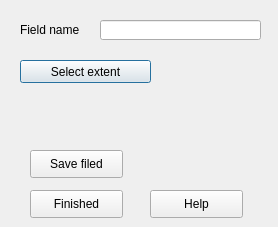
Above: widgets/add_field_base.ui from axelande/geodatafarm3 before the change. Below: the same form after it.
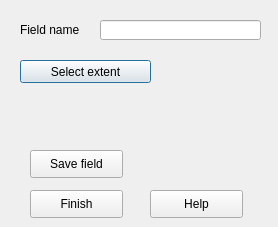
That is the form after the change.

Commit message: Added a new dialog that pops up where you can choose which attributes that should get a layer.

What changed in the file:
```diff
--- a/widgets/add_field_base.ui
+++ b/widgets/add_field_base.ui
@@ -78,7 +78,7 @@
     </rect>
    </property>
    <property name="text">
-    <string>Save filed</string>
+    <string>Save field</string>
    </property>
   </widget>
   <widget class="QPushButton" name="PBQuit">
@@ -91,7 +91,7 @@
     </rect>
    </property>
    <property name="text">
-    <string>Finished</string>
+    <string>Finish</string>
    </property>
   </widget>
  </widget>
```
The commit also changes 4 other files.
